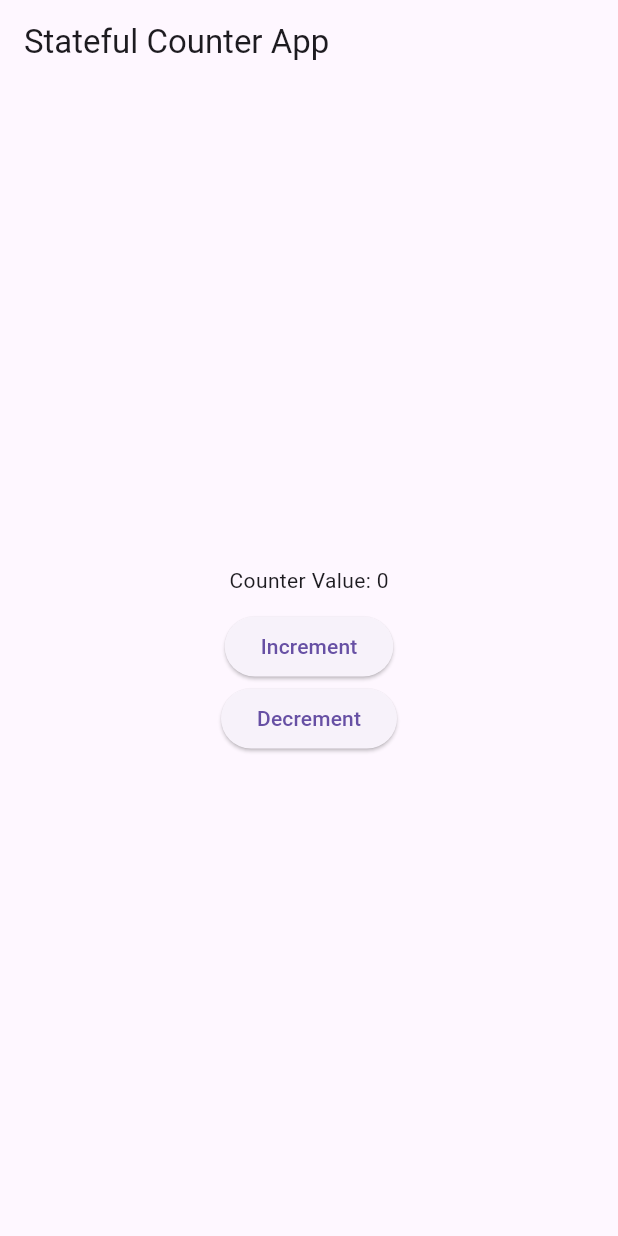
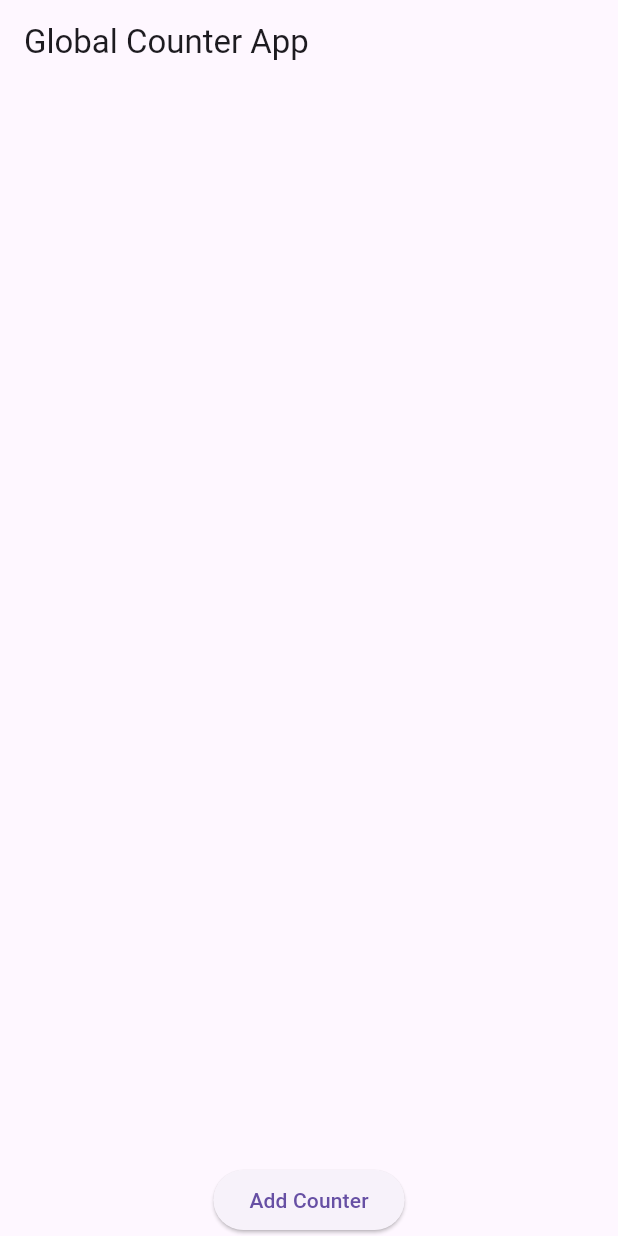
Before and after one commit to trfyrt/FlutterProvider_AaronKongdoh, a Flutter app: the screen it shows after launch, on a phone screen of 412 x 824 dp. Run offline on Flutter 3.47's test engine with Material 3 defaults, Android fonts, the phone set to English and light mode, and no system bars.

Commit message:
Global State Management

```diff
--- /dev/null
+++ b/global_state/analysis_options.yaml
@@ -0,0 +1,4 @@
+include: package:flutter_lints/flutter.yaml
+
+# Additional information about this file can be found at
+# https://dart.dev/guides/language/analysis-options
--- /dev/null
+++ b/global_state/lib/global_state.dart
@@ -0,0 +1,35 @@
+library global_state;
+
+import 'package:flutter/material.dart';
+
+class GlobalState with ChangeNotifier {
+  List<int> _counters = [];
+
+  List<int> get counters => _counters;
+
+  void addCounter() {
+    _counters.add(0);
+    notifyListeners();
+  }
+
+  void removeCounter(int index) {
+    if (index >= 0 && index < _counters.length) {
+      _counters.removeAt(index);
+      notifyListeners();
+    }
+  }
+
+  void incrementCounter(int index) {
+    if (index >= 0 && index < _counters.length) {
+      _counters[index]++;
+      notifyListeners();
+    }
+  }
+
+  void decrementCounter(int index) {
+    if (index >= 0 && index < _counters.length && _counters[index] > 0) {
+      _counters[index]--;
+      notifyListeners();
+    }
+  }
+}
--- a/lib/main.dart
+++ b/lib/main.dart
@@ -1,87 +1,68 @@
 import 'package:flutter/material.dart';
+import 'package:provider/provider.dart';
+import 'package:global_state/global_state.dart'; // Import package
 
 void main() {
-  // Uncomment the following line to run the StatefulWidget version:
-  // runApp(MyStatelessApp());
-  runApp(MyStatefulWidgetApp());
+  runApp(
+    ChangeNotifierProvider(
+      create: (context) => GlobalState(),
+      child: MyApp(),
+    ),
+  );
 }
 
-class MyStatelessApp extends StatelessWidget {
+class MyApp extends StatelessWidget {
   @override
   Widget build(BuildContext context) {
     return MaterialApp(
-      home: Scaffold(
-        appBar: AppBar(title: Text('Stateless Counter App')),
-        body: CounterWidget(),
-      ),
+      home: CounterApp(),
     );
   }
 }
 
-class CounterWidget extends StatelessWidget {
+class CounterApp extends StatelessWidget {
   @override
   Widget build(BuildContext context) {
-    return Center(
-      child: Column(
-        mainAxisAlignment: MainAxisAlignment.center,
-        children: <Widget>[
-          Text('Counter Value: 0'),
-          SizedBox(height: 10),
+    final globalState = Provider.of<GlobalState>(context);
+
+    return Scaffold(
+      appBar: AppBar(title: Text('Global Counter App')),
+      body: Column(
+        children: [
+          Expanded(
+            child: ListView.builder(
+              itemCount: globalState.counters.length,
+              itemBuilder: (context, index) {
+                return ListTile(
+                  title: Text(
+                      'Counter ${index + 1}: ${globalState.counters[index]}'),
+                  trailing: Row(
+                    mainAxisSize: MainAxisSize.min,
+                    children: [
+                      IconButton(
+                        icon: Icon(Icons.remove),
+                        onPressed: () => globalState.decrementCounter(index),
+                      ),
+                      IconButton(
+                        icon: Icon(Icons.add),
+                        onPressed: () => globalState.incrementCounter(index),
+                      ),
+                      IconButton(
+                        icon: Icon(Icons.delete, color: Colors.red),
+                        onPressed: () => globalState.removeCounter(index),
+                      ),
+                    ],
+                  ),
+                );
+              },
+            ),
+          ),
           ElevatedButton(
-            onPressed: () {},
-            child: Text('Increment'),
+            onPressed: globalState.addCounter,
+            child: Text('Add Counter'),
           ),
         ],
       ),
     );
   }
 }
-
-class MyStatefulWidgetApp extends StatefulWidget {
-  @override
-  _MyStatefulWidgetAppState createState() => _MyStatefulWidgetAppState();
-}
-
-class _MyStatefulWidgetAppState extends State<MyStatefulWidgetApp> {
-  int counter = 0;
-
-  void incrementCounter() {
-    setState(() {
-      counter++;
-    });
-  }
-
-  void decrementCounter() {
-    setState(() {
-      if (counter > 0) {
-        counter--;
-      }
-    });
-  }
-
-  @override
-  Widget build(BuildContext context) {
-    return MaterialApp(
-      home: Scaffold(
-        appBar: AppBar(title: Text('Stateful Counter App')),
-        body: Center(
-          child: Column(
-            mainAxisAlignment: MainAxisAlignment.center,
-            children: <Widget>[
-              Text('Counter Value: $counter'),
-              SizedBox(height: 10),
-              ElevatedButton(
-                onPressed: incrementCounter,
-                child: Text('Increment'),
-              ),
-              ElevatedButton(
-                onPressed: decrementCounter,
-                child: Text('Decrement'),
-              ),
-            ],
-          ),
-        ),
-      ),
-    );
-  }
-}
--- a/pubspec.yaml
+++ b/pubspec.yaml
@@ -30,6 +30,8 @@ environment:
 dependencies:
   flutter:
     sdk: flutter
+  global_state:
+    path: global_state
 
 
   # The following adds the Cupertino Icons font to your application.
```
Also changed, not shown: global_state/pubspec.yaml (added, +55 -0 lines), pubspec.lock, 5 other files.
